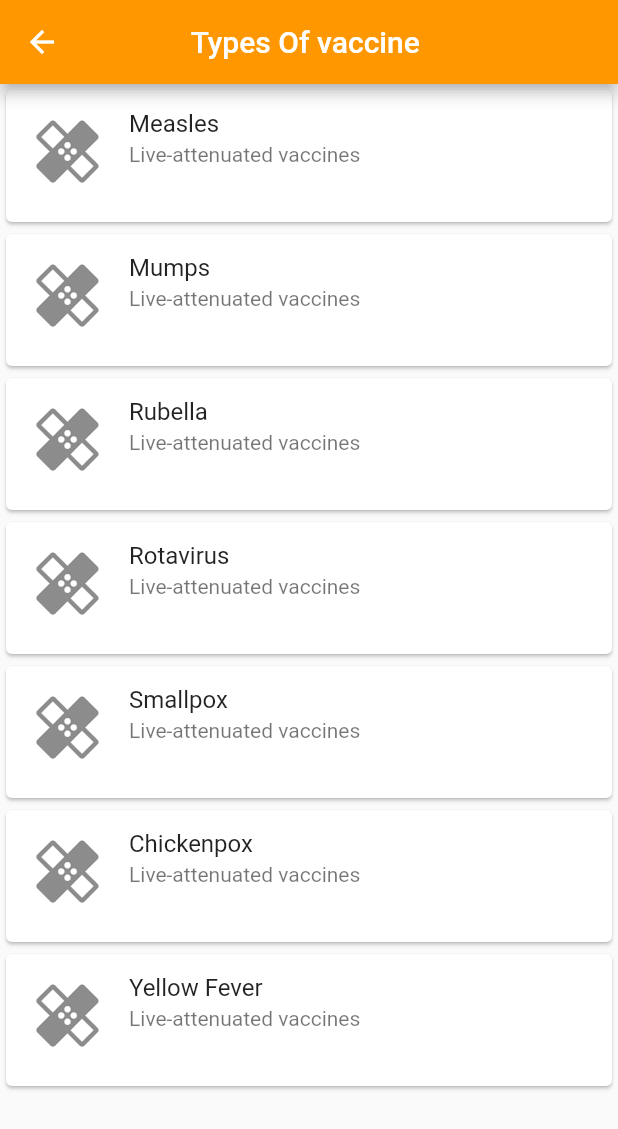
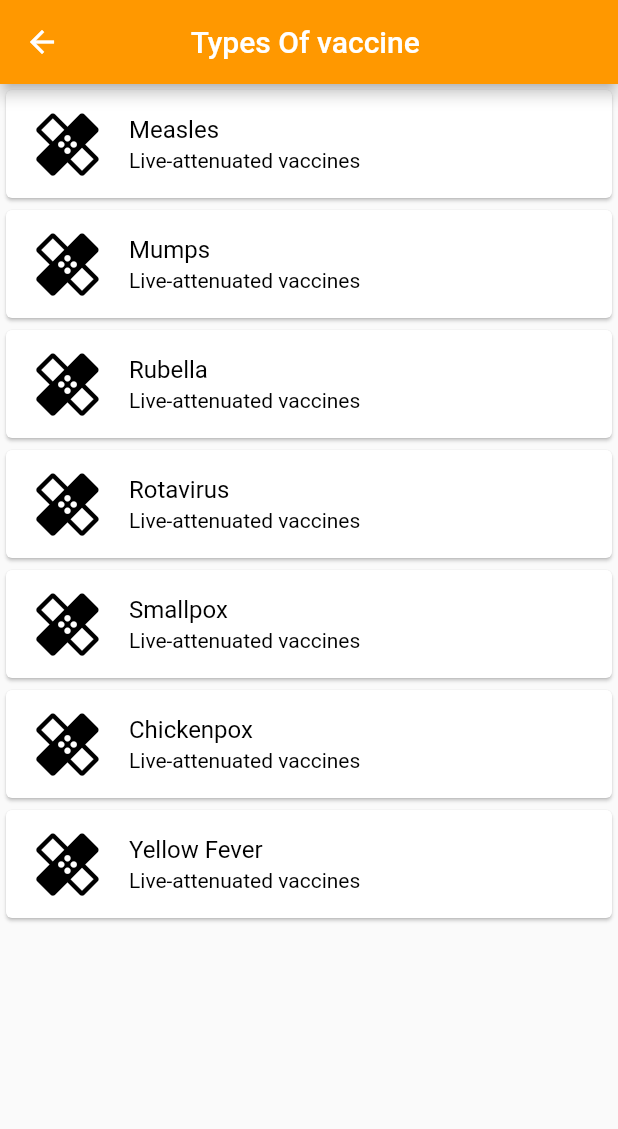
Before and after one commit to Harshit564/librehealth_parent, a Flutter app: the Vaccine screen opened directly, on a phone screen of 412 x 824 dp. Shown: the top 1129 px of the screen. Run offline on Flutter 3.47's test engine with Material 2 defaults, Android fonts, the phone set to English and light mode, and no system bars; our stand-ins replace flutter_swiper, local_auth, rflutter_alert, share.

Commit message:
Update Vaccine.dart

```diff
--- a/lib/Data/Vaccine.dart
+++ b/lib/Data/Vaccine.dart
@@ -17,11 +17,18 @@ class Vaccine extends StatelessWidget {
             child: ListTile(
               leading: Icon(
                 Icons.healing,
+                color: Colors.black,
                 size: 50,
               ),
-              title: Text('Measles'),
-              subtitle: Text('Live-attenuated vaccines'),
-              isThreeLine: true,
+              title: Text(
+                'Measles',
+                style: TextStyle(color: Colors.black),
+              ),
+              subtitle: Text(
+                'Live-attenuated vaccines',
+                style: TextStyle(color: Colors.black),
+              ),
+              //isThreeLine: true,
             ),
           ),
           Card(
@@ -29,11 +36,18 @@ class Vaccine extends StatelessWidget {
             child: ListTile(
               leading: Icon(
                 Icons.healing,
+                color: Colors.black,
                 size: 50,
               ),
-              title: Text('Mumps'),
-              subtitle: Text('Live-attenuated vaccines'),
-              isThreeLine: true,
+              title: Text(
+                'Mumps',
+                style: TextStyle(color: Colors.black),
+              ),
+              subtitle: Text(
+                'Live-attenuated vaccines',
+                style: TextStyle(color: Colors.black),
+              ),
+              //isThreeLine: true,
             ),
           ),
           Card(
@@ -41,11 +55,18 @@ class Vaccine extends StatelessWidget {
             child: ListTile(
               leading: Icon(
                 Icons.healing,
+                color: Colors.black,
                 size: 50,
               ),
-              title: Text('Rubella'),
-              subtitle: Text('Live-attenuated vaccines'),
-              isThreeLine: true,
+              title: Text(
+                'Rubella',
+                style: TextStyle(color: Colors.black),
+              ),
+              subtitle: Text(
+                'Live-attenuated vaccines',
+                style: TextStyle(color: Colors.black),
+              ),
+              //isThreeLine: true,
             ),
           ),
           Card(
@@ -53,11 +74,18 @@ class Vaccine extends StatelessWidget {
             child: ListTile(
               leading: Icon(
                 Icons.healing,
+                color: Colors.black,
                 size: 50,
               ),
-              title: Text('Rotavirus'),
-              subtitle: Text('Live-attenuated vaccines'),
-              isThreeLine: true,
+              title: Text(
+                'Rotavirus',
+                style: TextStyle(color: Colors.black),
+              ),
+              subtitle: Text(
+                'Live-attenuated vaccines',
+                style: TextStyle(color: Colors.black),
+              ),
+              //isThreeLine: true,
             ),
           ),
           Card(
@@ -65,11 +93,18 @@ class Vaccine extends StatelessWidget {
             child: ListTile(
               leading: Icon(
                 Icons.healing,
+                color: Colors.black,
                 size: 50,
               ),
-              title: Text('Smallpox'),
-              subtitle: Text('Live-attenuated vaccines'),
-              isThreeLine: true,
+              title: Text(
+                'Smallpox',
+                style: TextStyle(color: Colors.black),
+              ),
+              subtitle: Text(
+                'Live-attenuated vaccines',
+                style: TextStyle(color: Colors.black),
+              ),
+              //isThreeLine: true,
             ),
           ),
           Card(
@@ -77,11 +112,18 @@ class Vaccine extends StatelessWidget {
             child: ListTile(
               leading: Icon(
                 Icons.healing,
+                color: Colors.black,
                 size: 50,
               ),
-              title: Text('Chickenpox'),
-              subtitle: Text('Live-attenuated vaccines'),
-              isThreeLine: true,
+              title: Text(
+                'Chickenpox',
+                style: TextStyle(color: Colors.black),
+              ),
+              subtitle: Text(
+                'Live-attenuated vaccines',
+                style: TextStyle(color: Colors.black),
+              ),
+              //isThreeLine: true,
             ),
           ),
           Card(
@@ -89,11 +131,18 @@ class Vaccine extends StatelessWidget {
             child: ListTile(
               leading: Icon(
                 Icons.healing,
+                color: Colors.black,
                 size: 50,
               ),
-              title: Text('Yellow Fever'),
-              subtitle: Text('Live-attenuated vaccines'),
-              isThreeLine: true,
+              title: Text(
+                'Yellow Fever',
+                style: TextStyle(color: Colors.black),
+              ),
+              subtitle: Text(
+                'Live-attenuated vaccines',
+                style: TextStyle(color: Colors.black),
+              ),
+              //isThreeLine: true,
             ),
           ),
         ],
```
